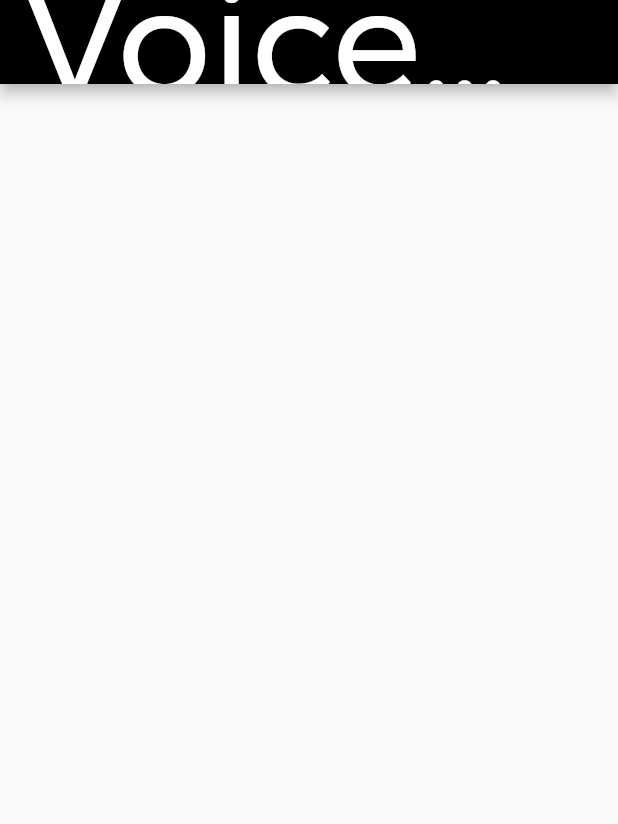
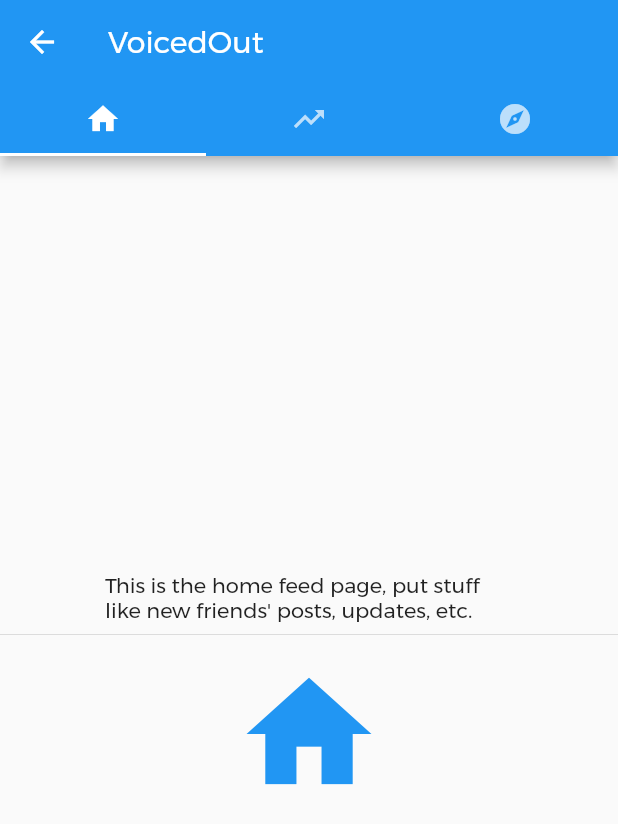
Before and after one commit to Tameflame/social_app_practice, a Flutter app: the MainTabView screen opened directly, on a phone screen of 412 x 824 dp. Shown: the top 824 px of the screen. Run offline on Flutter 3.47's test engine with Material 2 defaults, Android fonts, the phone set to English and light mode, and no system bars.

Commit message:
Introduced Navigation
Right now it starts on the loginscreen. Ideallyit would start on the main_view and switch over to the loginscreen if the username isn't present

```diff
--- /dev/null
+++ b/lib/Explore.dart
@@ -0,0 +1,25 @@
+// Explore Page
+
+import 'package:flutter/material.dart';
+import 'main.dart';
+
+class PageViewExplore extends StatelessWidget {
+  @override
+  Widget build(BuildContext context) {
+    return new Container(
+      child: new Center(
+          child: new Column(
+            mainAxisAlignment: MainAxisAlignment.center,
+        children: <Widget>[
+          new Text("Explore new topics on this page!", style: MyFont.montserrat,),
+          new Divider(),
+          new Icon(
+            Icons.explore,
+            size: 150.0,
+            color: Colors.blue,
+          ),
+        ],
+      )),
+    );
+  }
+}
--- a/lib/main.dart
+++ b/lib/main.dart
@@ -3,6 +3,7 @@ import 'loginscreen.dart';
 import 'main_view.dart';
 
 main() {
+
   runApp(new MyLoginPage());
   //runApp(new MainView());
 }
@@ -10,3 +11,8 @@ main() {
 
 
 // I'm going to put globally used stuff here
+
+// Just something to hold the montserrat font without me having to type new TextStyle(fontfamily: "Montserrat") every damn time
+class MyFont {
+  static TextStyle montserrat = new TextStyle(fontFamily: "Montserrat");
+}
--- a/lib/main_view.dart
+++ b/lib/main_view.dart
@@ -3,16 +3,22 @@
 
 import 'package:flutter/material.dart';
 import 'main.dart';
-
+import 'loginscreen.dart';
+import 'trending_view.dart';
+import 'package:SocialApp/Explore.dart';
 
 class MainView extends StatelessWidget {
   @override
   Widget build(BuildContext context) {
-    return new MaterialApp(home: new MainTabView(),);
+    return new MainTabView();
+//    return new MaterialApp(
+//      home: new MainTabView(),
+//      routes: <String, WidgetBuilder>{
+//        "/LoginPage": (BuildContext context) => new MyLoginPage(),
+//        // "/MainPage" : (BuildContext context) => new MainTabView(),
+//      },);
   }
 }
-
-
 
 class MainTabView extends StatefulWidget {
   @override
@@ -21,16 +27,17 @@ class MainTabView extends StatefulWidget {
 
 class _MainTabViewState extends State<MainTabView>
     with SingleTickerProviderStateMixin {
-  AnimationController _controller;
+  TabController _controller;
 
   @override
   void initState() {
     super.initState();
-    _controller = new AnimationController(vsync: this);
+    _controller = new TabController(length: 3, vsync: this);
   }
 
   @override
   void dispose() {
+    // in the video _controller.dispose comes before super.dispose
     super.dispose();
     _controller.dispose();
   }
@@ -38,7 +45,61 @@ class _MainTabViewState extends State<MainTabView>
   @override
   Widget build(BuildContext context) {
     return new Scaffold(
-      appBar: new AppBar(title: new Text("VoicedOut", style: new TextStyle(fontFamily: "Montserrat", fontSize: 100.0),), backgroundColor: Colors.black,),
+      appBar: new AppBar(
+        title: new Text(
+          "VoicedOut",
+          style: new TextStyle(fontFamily: "Montserrat"),
+        ),
+        backgroundColor: Colors.blue,
+        bottom: new TabBar(controller: _controller, tabs: [
+          new Tab(
+            icon: new Icon(Icons.home),
+          ),
+          new Tab(
+            icon: new Icon(Icons.trending_up),
+          ),
+          new Tab(
+            icon: new Icon(Icons.explore),
+          )
+        ]),
+      ),
+      body: new TabBarView(controller: _controller, children: [
+        // Pages go here
+        new FeedPage(),
+        new PageViewTrending(),
+        new PageViewExplore(),
+      ]),
     );
   }
 }
+
+class FeedPage extends StatelessWidget {
+  @override
+  Widget build(BuildContext context) {
+    return new Container(
+      child: new Center(
+        child: new Column(
+          mainAxisAlignment: MainAxisAlignment.center,
+          children: <Widget>[
+            new Container(
+              padding: const EdgeInsets.symmetric(horizontal: 70.0),
+              child: new Text(
+                "This is the home feed page, put stuff like new friends' posts, updates, etc.",
+                style: MyFont.montserrat,
+              ),
+            ),
+            new Divider(),
+            new IconButton(iconSize: 100.0,
+                icon: new Icon(
+                  Icons.home,
+                  color: Colors.blue,
+                ),
+                onPressed: () {
+                  Navigator.pop(context);
+                }),
+          ],
+        ),
+      ),
+    );
+  }
+}
--- /dev/null
+++ b/lib/trending_view.dart
@@ -0,0 +1,29 @@
+// The trending page
+
+import 'main.dart';
+import 'package:flutter/material.dart';
+
+class PageViewTrending extends StatelessWidget {
+  @override
+  Widget build(BuildContext context) {
+    return new Container(
+      child: new Center(
+        child: new Column(
+          mainAxisAlignment: MainAxisAlignment.center,
+          children: <Widget>[
+            new Container(
+              padding: const EdgeInsets.symmetric(horizontal: 70.0),
+              child: new Text(
+                  "Put trending articles and topics here, should be a mix of stuff the user follows and new stuff", style: MyFont.montserrat,),
+            ),
+            new Icon(
+              Icons.trending_up,
+              size: 150.0,
+              color: Colors.blue,
+            )
+          ],
+        ),
+      ),
+    );
+  }
+}
```
Also changed, not shown: lib/loginscreen.dart (+42 -16 lines).
